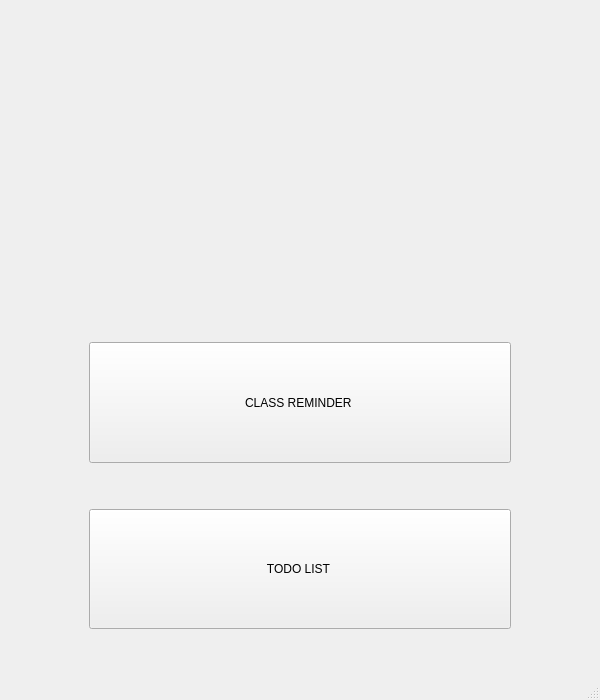
First picture: the form in first/menu.ui, repository Devikarb/TIME4CLASS, before the edit.
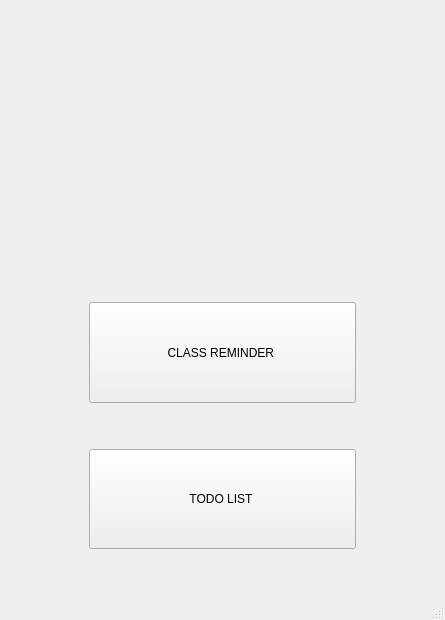
Second picture: the form after the edit. Icons and pictures are not drawn.

```diff
--- a/first/menu.ui
+++ b/first/menu.ui
@@ -6,28 +6,25 @@
    <rect>
     <x>0</x>
     <y>0</y>
-    <width>600</width>
-    <height>700</height>
+    <width>445</width>
+    <height>620</height>
    </rect>
   </property>
   <property name="minimumSize">
    <size>
-    <width>600</width>
-    <height>700</height>
+    <width>445</width>
+    <height>620</height>
    </size>
   </property>
   <property name="maximumSize">
    <size>
-    <width>600</width>
-    <height>700</height>
+    <width>445</width>
+    <height>620</height>
    </size>
   </property>
   <property name="windowTitle">
    <string>MainWindow</string>
   </property>
-  <property name="autoFillBackground">
-   <bool>true</bool>
-  </property>
   <property name="styleSheet">
    <string notr="true">background-image: url(:/resources/img/background2.png);</string>
   </property>
@@ -35,9 +32,6 @@
    <layout class="QGridLayout" name="gridLayout">
     <item row="0" column="0">
      <widget class="QLabel" name="label_pic">
-      <property name="autoFillBackground">
-       <bool>false</bool>
-      </property>
       <property name="text">
        <string/>
       </property>
```
